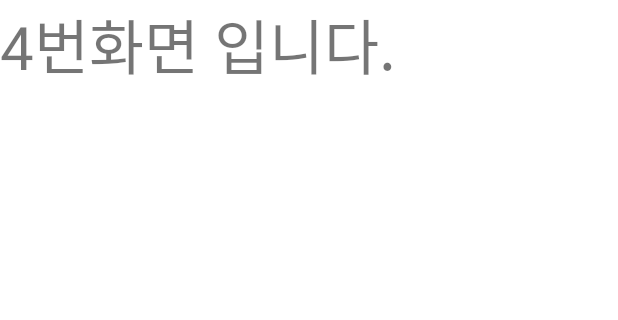
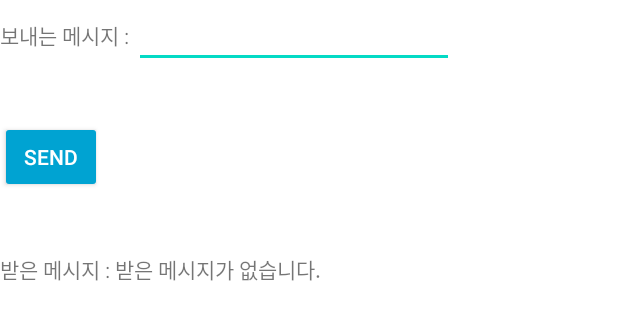
Before and after one commit to team-TENET/SoongsilCampusMap, an Android app: the layout frag4.xml on its own in the app's theme, with its tools: preview values and no code run, on a phone screen of 412 x 824 dp. Shown: the top 320 px of the screen. Run offline under Robolectric (Android 15) with nearby library versions, the phone set to English and light mode, and no system bars.

Commit message:
Moved Frag2 to Frag4 & Bug appeared

```diff
--- a/app/src/main/res/layout/frag4.xml
+++ b/app/src/main/res/layout/frag4.xml
@@ -1,13 +1,99 @@
-<?xml version="1.0" encoding="utf-8"?>
-<LinearLayout
-    xmlns:android="http://schemas.android.com/apk/res/android" android:layout_width="match_parent"
+<LinearLayout xmlns:android="http://schemas.android.com/apk/res/android"
+
+    xmlns:tools="http://schemas.android.com/tools"
+
+    android:layout_width="match_parent"
+
     android:layout_height="match_parent"
-    android:orientation="vertical">
 
-    <TextView
+    android:orientation="vertical" >
+
+
+
+    <LinearLayout
+
+        android:layout_width="match_parent"
+
+        android:layout_height="wrap_content"
+
+        android:orientation="horizontal" >
+
+
+
+        <TextView
+
+            android:layout_width="wrap_content"
+
+            android:layout_height="wrap_content"
+
+            android:text="보내는 메시지 : " />
+
+
+
+        <EditText
+
+            android:id="@+id/et_message"
+
+            android:layout_width="wrap_content"
+
+            android:layout_height="wrap_content"
+
+            android:ems="10" />
+
+    </LinearLayout>
+
+
+
+    <Button
+
+        android:id="@+id/btn_sendData"
+
+        style="?android:attr/buttonStyleSmall"
+
         android:layout_width="wrap_content"
+
         android:layout_height="wrap_content"
-        android:text="4번화면 입니다."
-        android:textSize="40sp"/>
+
+        android:layout_marginTop="35dp"
+
+        android:text="Send" />
+
+
+
+    <LinearLayout
+
+        android:layout_width="match_parent"
+
+        android:layout_height="wrap_content"
+
+        android:layout_marginTop="40dp"
+
+        android:orientation="horizontal" >
+
+
+
+        <TextView
+
+            android:layout_width="wrap_content"
+
+            android:layout_height="wrap_content"
+
+            android:text="받은 메시지 : " />
+
+
+
+        <TextView
+
+            android:id="@+id/tv_recvData"
+
+            android:layout_width="wrap_content"
+
+            android:layout_height="wrap_content"
+
+            android:text="받은 메시지가 없습니다." />
+
+    </LinearLayout>
+
+
 
 </LinearLayout>
```
Also changed, not shown: app/src/main/java/com/example/bottomnavitest/view/Frag4.java (+41 -1 lines), app/src/main/res/layout/activity_main.xml (+14 -13 lines).
